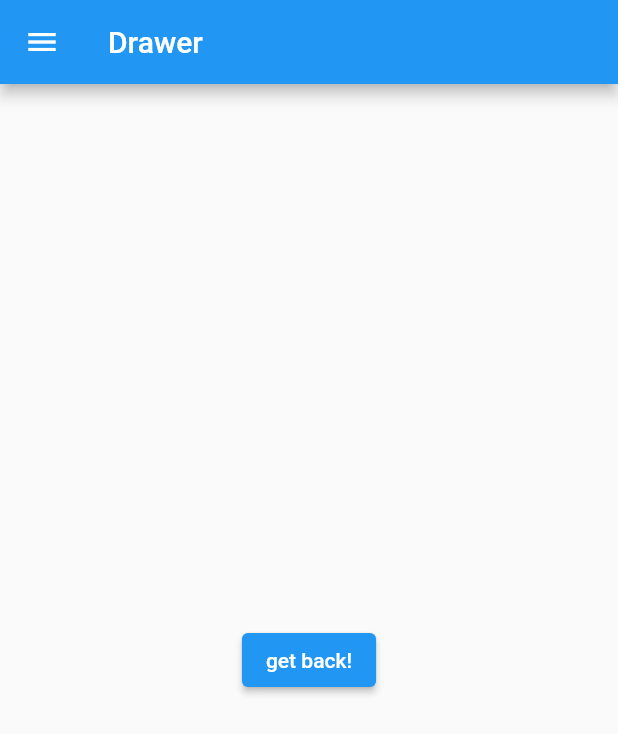
After one commit to overdoz/gaze_and_touch, a Flutter app: the screen it shows after launch, after a tap on "Drawer", on a phone screen of 412 x 824 dp. The commit adds this screen. Shown: the top 734 px of the screen. Run offline on Flutter 3.47's test engine with Material 2 defaults, Android fonts, the phone set to English and light mode, and no system bars.

Commit message:
add drawer

```diff
--- a/lib/main.dart
+++ b/lib/main.dart
@@ -1,10 +1,7 @@
-import 'dart:ui';
-import 'dart:io';
 import 'dart:core';
-import 'dart:convert';
-import 'dart:math';
 // import 'package:udp/udp.dart';
 import 'package:flutter/material.dart';
+import 'package:gazeAndTouch/screens/drawerScreen.dart';
 import './screens/notifications.dart';
 import './screens/mapping.dart';
 
@@ -19,15 +16,6 @@ class MyApp extends StatelessWidget {
     return MaterialApp(
         title: 'Flutter Demo',
         theme: ThemeData(
-          // This is the theme of your application.
-          //
-          // Try running your application with "flutter run". You'll see the
-          // application has a blue toolbar. Then, without quitting the app, try
-          // changing the primarySwatch below to Colors.green and then invoke
-          // "hot reload" (press "r" in the console where you ran "flutter run",
-          // or simply save your changes to "hot reload" in a Flutter IDE).
-          // Notice that the counter didn't reset back to zero; the application
-          // is not restarted.
           primarySwatch: Colors.blue,
           // This makes the visual density adapt to the platform that you run
           // the app on. For desktop platforms, the controls will be smaller and
@@ -63,6 +51,14 @@ class HomeScreen extends StatelessWidget {
                   );
                 },
                 child: Text("Mapping")),
+            ElevatedButton(
+                onPressed: () {
+                  Navigator.push(
+                    context,
+                    MaterialPageRoute(builder: (context) => DrawerScreen()),
+                  );
+                },
+                child: Text("Drawer")),
           ],
         ),
       ),
--- /dev/null
+++ b/lib/screens/drawerScreen.dart
@@ -0,0 +1,51 @@
+import 'package:flutter/material.dart';
+
+class DrawerScreen extends StatelessWidget {
+  @override
+  Widget build(BuildContext context) {
+    return Scaffold(
+      appBar: AppBar(
+        title: Text('Drawer'),
+      ),
+      body: Center(
+        child: ElevatedButton(
+          child: Text('get back!'),
+          onPressed: () {
+            Navigator.pop(context);
+          },
+        ),
+      ),
+      drawer: Drawer(
+        child: ListView(
+          padding: EdgeInsets.zero,
+          children: <Widget>[
+            DrawerHeader(
+              child: Text('Drawer Header'),
+              decoration: BoxDecoration(
+                color: Colors.blue,
+              ),
+            ),
+            ListTile(
+              title: Text('Item 1'),
+              onTap: () {
+                // Update the state of the app
+                // ...
+                // Then close the drawer
+                Navigator.pop(context);
+              },
+            ),
+            ListTile(
+              title: Text('Item 2'),
+              onTap: () {
+                // Update the state of the app
+                // ...
+                // Then close the drawer
+                Navigator.pop(context);
+              },
+            ),
+          ],
+        ),
+      ),
+    );
+  }
+}
```
